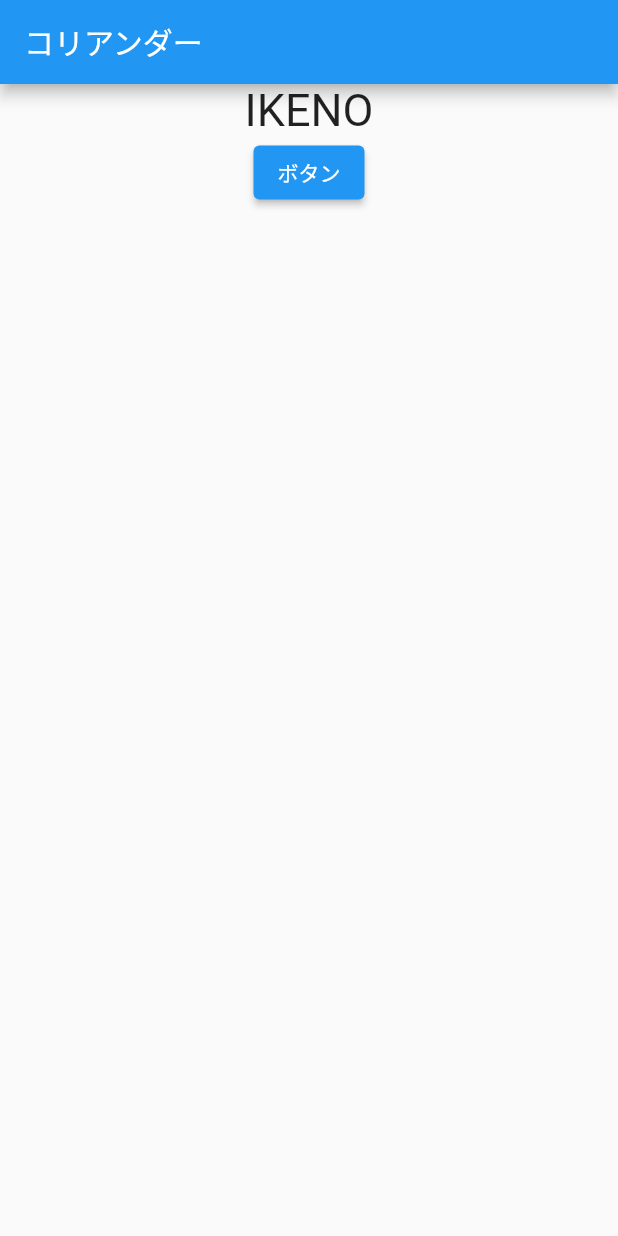
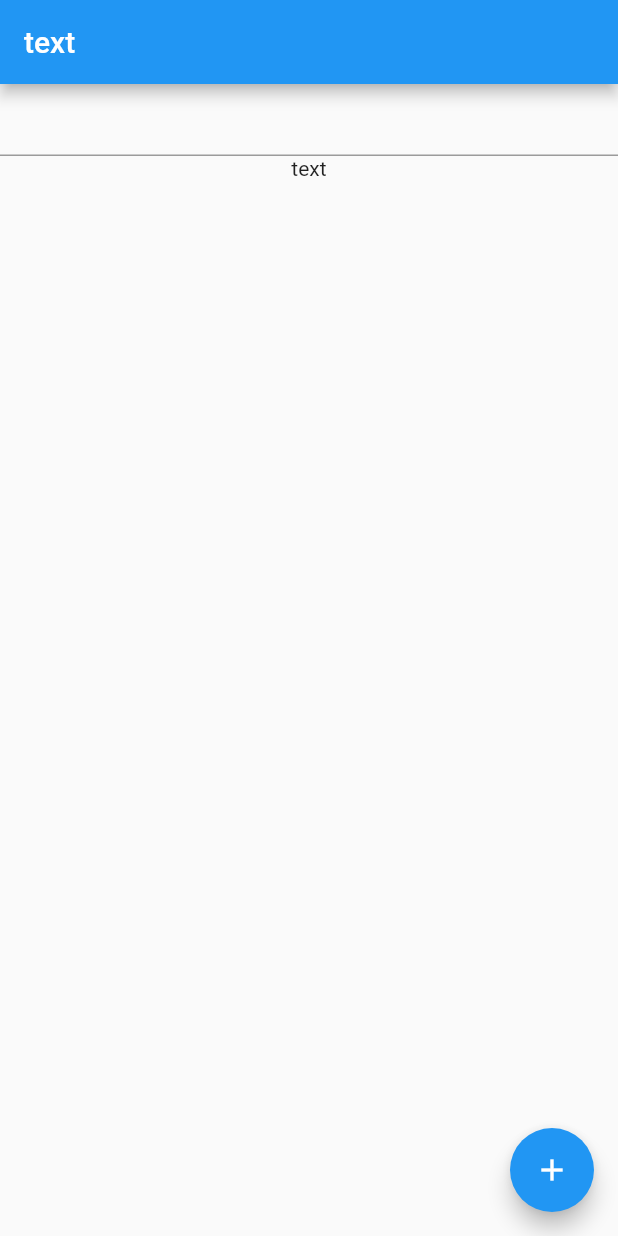
Before and after one commit to mendelas/path_hierachization_demo, a Flutter app: the screen it shows after launch, on a phone screen of 412 x 824 dp. Run offline on Flutter 3.47's test engine with Material 2 defaults, Android fonts, the phone set to English and light mode, and no system bars.

Commit message:
4th commit

```diff
--- /dev/null
+++ b/lib/export.dart
@@ -0,0 +1,2 @@
+export 'package:flutter/material.dart';
+export 'package:provider/provider.dart';
--- a/lib/main.dart
+++ b/lib/main.dart
@@ -1,91 +1,71 @@
-import 'package:flutter/material.dart';
-import 'main_model.dart';
-import 'package:provider/provider.dart';
+import 'export.dart';
+import 'text.dart';
 
-import 'second_page.dart';
+void main() {
+  runApp(const MyApp());
+}
 
-void main() => runApp(MyApp());
-
-class MyApp extends StatelessWidget{
-
-  //String nameText='';
+class MyApp extends StatelessWidget {
+  const MyApp({Key? key}) : super(key: key);
 
   @override
-  Widget build(BuildContext context){
+  Widget build(BuildContext context) {
     return MaterialApp(
-      title:'path provider demo',
-      home:ChangeNotifierProvider<MainModel>(
-        create: (_) =>MainModel(),
-        child: Scaffold(
-          appBar:AppBar(
-            title: Text('コリアンダー'),
-          ),
-          body:Consumer<MainModel>(builder: (context,model,child) {
-              return Center(
-                child:Column(
-                  children:[
-                    Text(
-                      model.ikenoText,
-                      style: TextStyle(
-                        fontSize:30,
-                      ),
-                    ),
-                    Column(
-                      mainAxisAlignment: MainAxisAlignment.center,
-                      children: [
-                        /*TextField(
-                          onChanged:(text){
-                            nameText = text;
-                          },
-                        ),*/
-                        /*FloatingActionButton(
-                            onPressed:(){
-                              int insertIndex = model.todoList.length;
-                              model.createTodo("");
-                              _listKey.currentState?.insertItem(insertIndex,
-                                  duration: const Duration(milliseconds: 300));
+      title: 'Flutter Demo',
+      theme: ThemeData(
+        primarySwatch: Colors.blue,
+      ),
+      // Page1をラップする。text.dartで作成した値や関数を呼び出せる
+      // ChangeNotifierProvider<他のページに書いたモデルのクラス名>と書く
+      home: ChangeNotifierProvider<TextProvider>(
+          create: (context) => TextProvider(), child: Page1()),
+    );
+  }
+}
 
-                              //todoModel.todoList[todoModel.todoList.length - 1].focusNode.requestFocus();
-                            }
-                        )*/
-                        ElevatedButton(
-                          child: Text('ボタン'),
-                          /*if(model.ikenoText =='IKENO'){
-                            onPressed: () {
-                              model.changeikenoText();
-                            }
-                          }else{
-                            onPressed: () {
-                              model.changekakkoiiText();
-                            }
-                          }*/
+class Page1 extends StatelessWidget {
+  const Page1({Key? key}) : super(key: key);
 
-                          /*onPressed:(){
-                            if(model.ikenoText =='IKENO'){
-                              model.changeikenoText();
-                            }else{
-                              model.changekakkoiiText();
-                            }
-                          }*/
-
-
-                          onPressed: (){
-                            Navigator.push(
-                              context,
-                              MaterialPageRoute(builder: (context)=>SecondPage(nameText),)
-                            );
-                          },
-
-                        ),
-                      ],
-                    ),
-                  ]
-                ),
-              );
-            }
-          ),
-        ),
+  @override
+  Widget build(BuildContext context) {
+    return Scaffold(
+      appBar: AppBar(
+        // Provider.of<他のページに書いたモデルのクラス名>(context).定義した変数「(例)final String 変数名」
+        title: Text(Provider.of<TextProvider>(context).textValue),
+      ),
+      floatingActionButton: FloatingActionButton(
+        onPressed: () {},
+        tooltip: 'Increment',
+        child: const Icon(Icons.add),
+      ), // This,
+      body: Column(
+        children: [
+          Page2(),
+          Page3()
+        ],
       ),
     );
   }
 }
+
+class Page2 extends StatelessWidget {
+  @override
+  Widget build(BuildContext context) {
+    // TextButtonを押した時やTextFieldで値が変わる場合(listen: false)を追記する必要がある
+    return TextField(
+      onChanged: (newText){
+        // textValue = newText
+        Provider.of<TextProvider>(context, listen: false).TextChanged(newText);
+        print(Provider.of<TextProvider>(context, listen: false).textValue);
+      },
+    );
+  }
+}
+
+class Page3 extends StatelessWidget {
+  @override
+  Widget build(BuildContext context) {
+    // 保存された文字を画面に表示する
+    return Text(Provider.of<TextProvider>(context).textValue);
+  }
+}
--- a/lib/main_model.dart
+++ /dev/null
@@ -1,63 +0,0 @@
-import 'dart:collection';
-import 'package:flutter/foundation.dart';
-
-class Todo{
-  Todo(this.id, this.title,this.check);
-  int id;
-  String title;
-  bool check;
-  //FocusNode focusNode;
-}
-
-class MainModel extends ChangeNotifier{
-  String ikenoText = 'IKENO';
-  List<Todo> _todoList = [];
-
-  UnmodifiableListView<Todo> get todoList => UnmodifiableListView(_todoList);
-
-  void createTodo(String title) {
-    final id = _todoList.length + 1;
-    _todoList = [...todoList, Todo(id, title, false)];
-    notifyListeners();
-  }
-
-  void updateTodo(int id, String title) {
-    todoList.asMap().forEach((int index, Todo todo) {
-      if (todo.id == id) {
-        _todoList[index].title = title;
-      }
-    });
-    notifyListeners();
-  }
-
-  void updateCheck(int id, bool check) {
-    todoList.asMap().forEach((int index, Todo todo) {
-      if (todo.id == id) {
-        _todoList[index].check = check;
-      }
-    });
-    notifyListeners();
-  }
-
-  void deleteTodo(int id) {
-    _todoList = _todoList.where((todo) => todo.id != id).toList();
-    _todoList.asMap().forEach((int index, Todo todo) {
-      _todoList[index].id = index + 1;
-    });
-    notifyListeners();
-  }
-
-
-
-
-
-  /*void changeikenoText(){
-    ikenoText = 'いけのさんかっこいい';
-    notifyListeners();
-  }
-
-  void changekakkoiiText(){
-    ikenoText = 'IKENO';
-    notifyListeners();
-  }*/
-}
--- /dev/null
+++ b/lib/text.dart
@@ -0,0 +1,15 @@
+import 'package:flutter/material.dart';
+// ChangeNotifierは、class内の値が変更した場合に知らせる機能を付与するという意味
+class TextProvider extends ChangeNotifier {
+  // フォームから入ってくる値を格納する変数を定義
+  String textValue = 'text';
+  // 関数に「String型のtext」という引数を書く
+  void TextChanged(String text) {
+    // 上で定義した「textValue」という変数を呼び出して、関数の中に書いておく。この変数の中に、
+    //関数の引数を格納しておく。
+    // 上で定義した変数 = 引数
+    textValue = text;
+    // ChangeNotifierを使用しているclassに使用できる関数、値が変わったことを他のページにも知らせて更新させる役目をもっている
+    notifyListeners();
+  }
+}
```
Also changed, not shown: lib/second_page.dart (deleted, +0 -41 lines).
